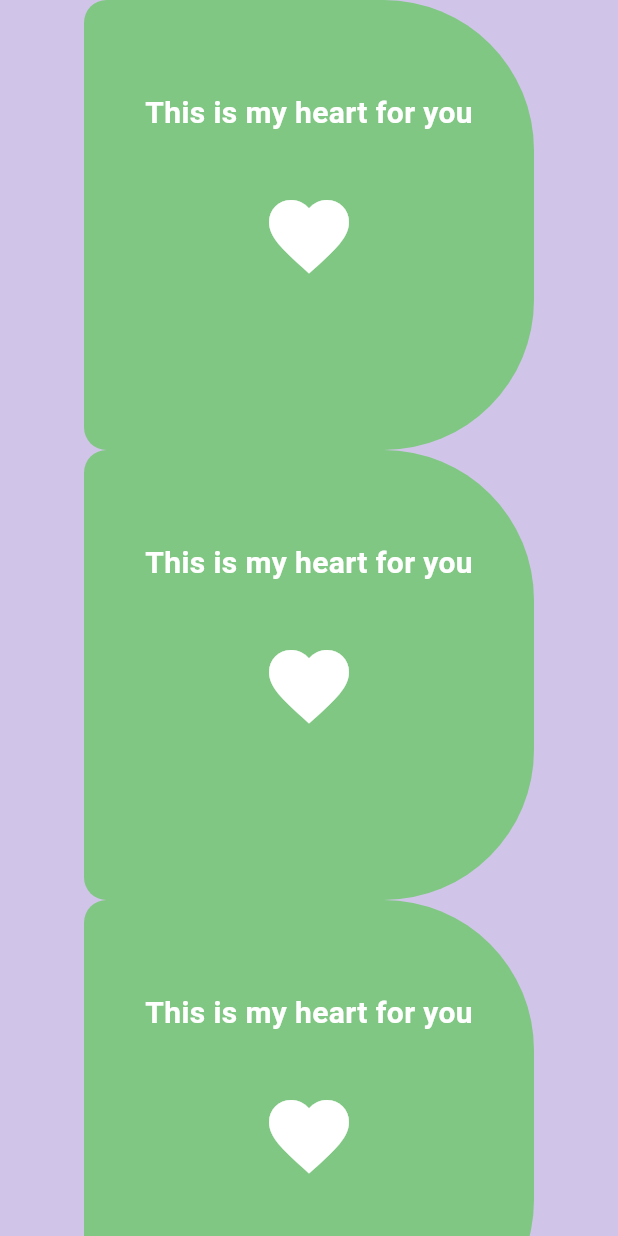
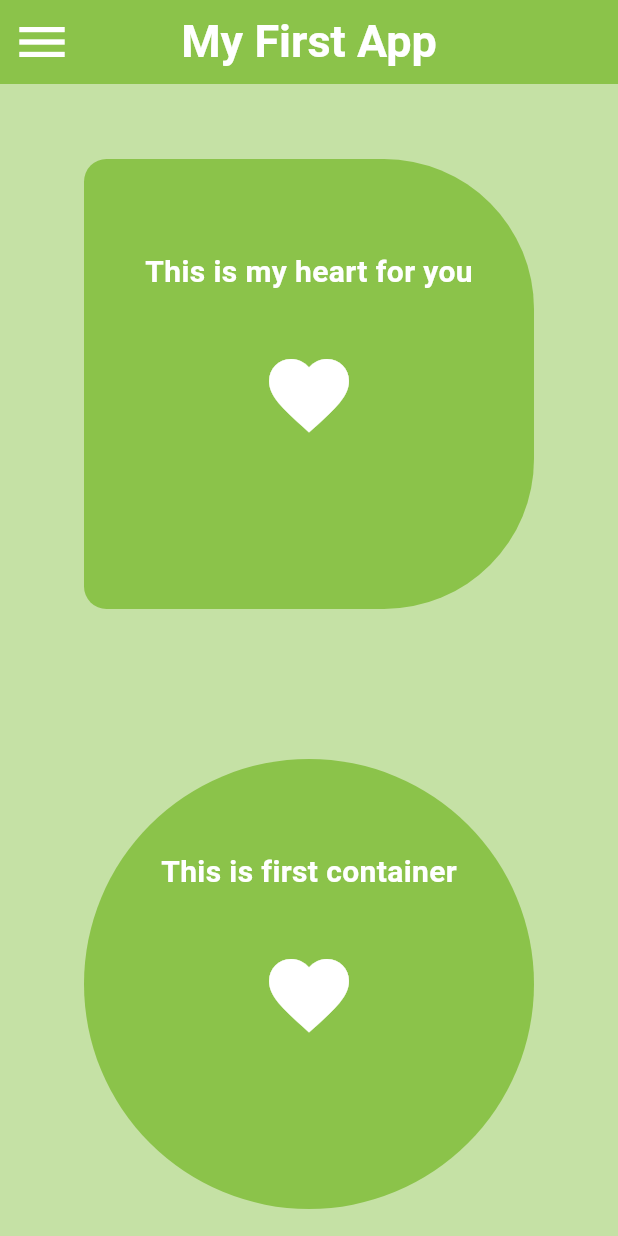
Before and after one commit to itsmeankeet/Learn-Flutter, a Flutter app: the screen it shows after launch, on a phone screen of 412 x 824 dp. Run offline on Flutter 3.47's test engine with Material 3 defaults, Android fonts, the phone set to English and light mode, and no system bars.

Commit message:
Demo App Completed

```diff
--- a/day3/demo_app/lib/main.dart
+++ b/day3/demo_app/lib/main.dart
@@ -1,5 +1,4 @@
 // ignore_for_file: prefer_const_constructors
-
 import 'package:flutter/material.dart';
 
 void main() {
@@ -14,15 +13,32 @@ class MyApp extends StatelessWidget {
     return MaterialApp(
         debugShowCheckedModeBanner: false,
         home: Scaffold(
-          backgroundColor: Colors.deepPurple[100],
-          body: Column(
+          backgroundColor: Colors.lightGreen[200],
+          appBar: AppBar(
+            backgroundColor: Colors.lightGreen,
+            centerTitle: true,
+            title: Text("My First App",
+                style: TextStyle(
+                    fontSize: 30,
+                    fontWeight: FontWeight.bold,
+                    color: Colors.white)),
+            elevation: 0,
+            leading: Icon(
+              Icons.menu,
+              size: 40,
+              color: Colors.white,
+            ),
+          ),
+          body: ListView(
+            // mainAxisAlignment: MainAxisAlignment.spaceBetween,
             children: [
               Center(
                 child: Container(
+                  margin: EdgeInsets.all(50),
                   height: 300,
                   width: 300,
                   decoration: BoxDecoration(
-                    color: Colors.green[300],
+                    color: Colors.lightGreen,
                     borderRadius: BorderRadius.horizontal(
                         left: Radius.circular(15), right: Radius.circular(100)),
                   ),
@@ -47,17 +63,19 @@ class MyApp extends StatelessWidget {
               ),
               Center(
                 child: Container(
+                  margin: EdgeInsets.all(50),
                   height: 300,
                   width: 300,
                   decoration: BoxDecoration(
-                    color: Colors.green[300],
+                    color: Colors.lightGreen,
                     borderRadius: BorderRadius.horizontal(
-                        left: Radius.circular(15), right: Radius.circular(100)),
+                        left: Radius.circular(150),
+                        right: Radius.circular(150)),
                   ),
                   padding: EdgeInsets.all(25),
                   child: Column(
                     children: const [
-                      Text("This is my heart for you",
+                      Text("This is first container",
                           style: TextStyle(
                             color: Colors.white,
                             fontWeight: FontWeight.bold,
@@ -78,9 +96,9 @@ class MyApp extends StatelessWidget {
                   height: 300,
                   width: 300,
                   decoration: BoxDecoration(
-                    color: Colors.green[300],
+                    color: Colors.lightGreen,
                     borderRadius: BorderRadius.horizontal(
-                        left: Radius.circular(15), right: Radius.circular(100)),
+                        left: Radius.circular(100), right: Radius.circular(10)),
                   ),
                   padding: EdgeInsets.all(25),
                   child: Column(
```
Also changed, not shown: 1 other file.
